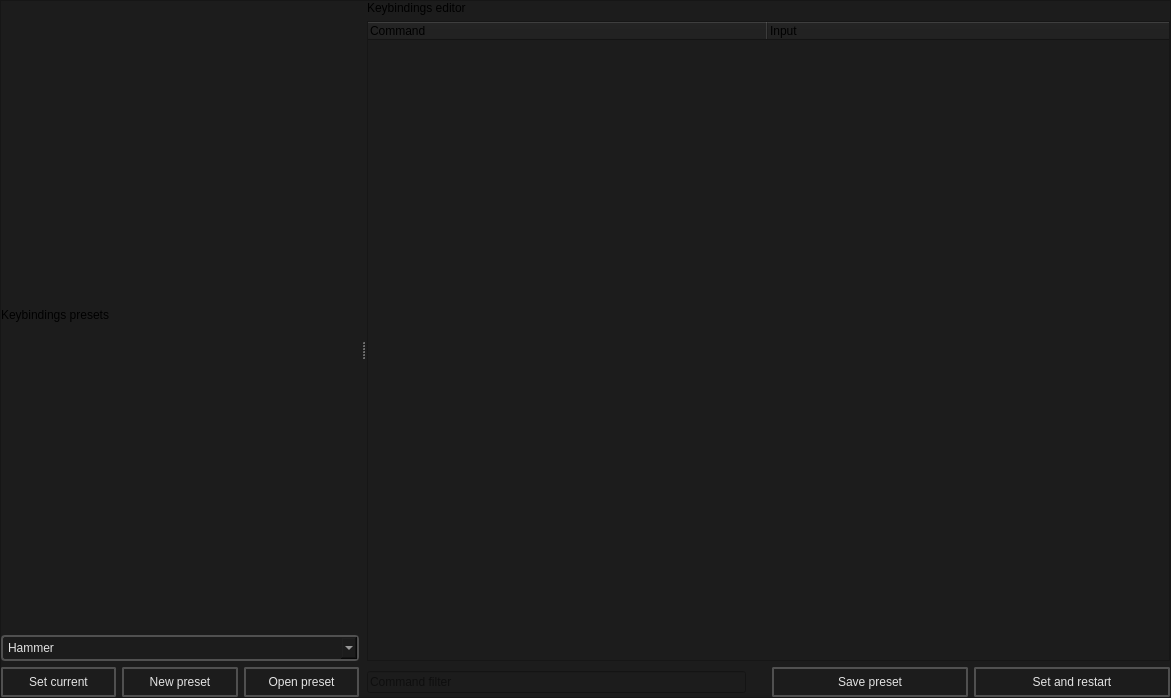
Old version of the form src/editors/hotkey_editor/main.ui in the repository dertwist/Hammer5Tools.
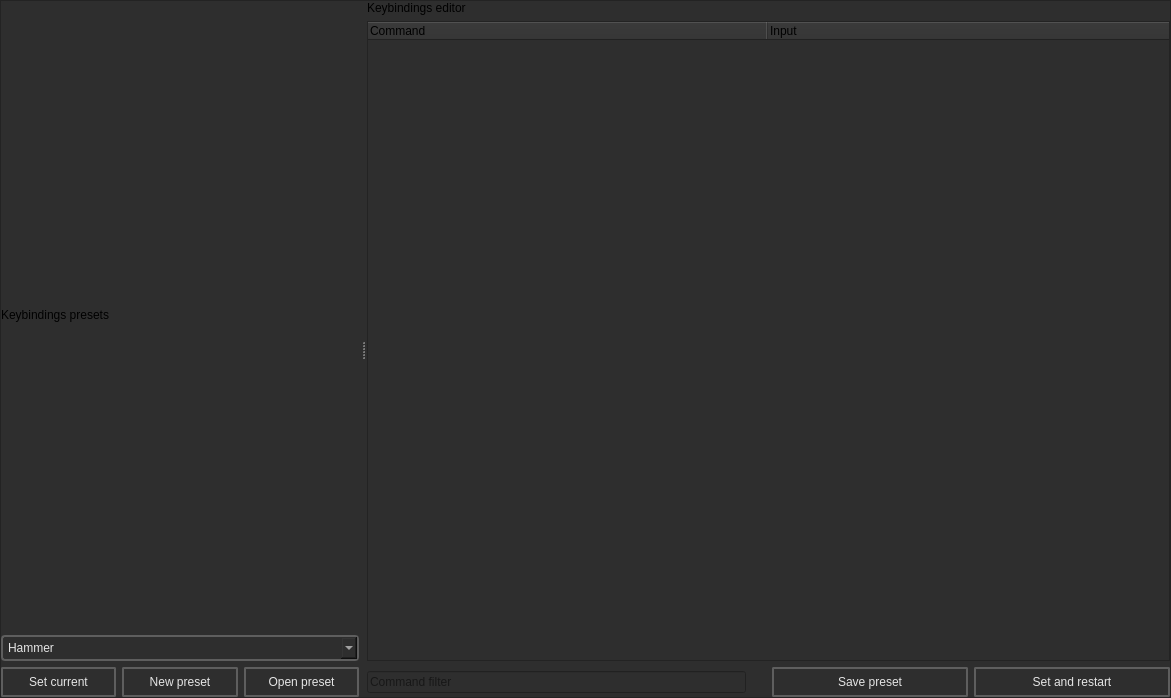
New version of the form. Icons and pictures are not drawn.

```diff
--- a/src/editors/hotkey_editor/main.ui
+++ b/src/editors/hotkey_editor/main.ui
@@ -14,7 +14,7 @@
    <string>MainWindow</string>
   </property>
   <property name="styleSheet">
-   <string notr="true">background-color: rgb(28, 28, 28);</string>
+   <string notr="true">background-color: rgb(46, 46, 46);</string>
   </property>
   <widget class="QWidget" name="centralwidget">
    <layout class="QVBoxLayout" name="verticalLayout_2">
@@ -91,17 +91,17 @@
     color: white;
 }
 QWidget {
-    background-color: #151515;
+    background-color: #272727;
     outline: none;
 }
 
 QWidget:item:checked {
-    background-color: #151515;
+    background-color: #272727;
     color: white;
 }
 
 QWidget:item:selected {
-    background-color: #414956;
+    background-color: #515965;
     color: white;
     border: 0px;
 }
@@ -159,12 +159,12 @@
     font: 580 8pt &quot;Segoe UI&quot;;
     border: 2px solid black;
     border-radius: 4px;
-    border-color: rgba(80, 80, 80, 255);
+    border-color: rgba(94, 94, 94, 255);
     height: 12px;
     padding-top: 5px;
     padding-bottom: 5px;
-    color: #E3E3E3;
-    background-color: #1C1C1C;
+    color: #e5e5e5;
+    background-color: #2e2e2e;
     padding-left: 5px;
 }
 
@@ -180,14 +180,14 @@
 
 QComboBox:item {
     font: 580 8pt &quot;Segoe UI&quot;;
-    color: #E3E3E3;
+    color: #e5e5e5;
     padding-left: 5px;
-    background-color: #1C1C1C;
+    background-color: #2e2e2e;
     border-style: none;
 }
 
 QComboBox::drop-down {
-    color: #E3E3E3;
+    color: #e5e5e5;
     padding: 2px;
     background: url(://icons/arrow_drop_down_16dp.svg) no-repeat center;
     border-bottom: 0px solid black;
@@ -197,16 +197,16 @@
     margin-left: 5px;
     padding: 5px;
     width: 7px;
-    border-color: rgba(80, 80, 80, 255);
-    background-color: #1C1C1C;
+    border-color: rgba(94, 94, 94, 255);
+    background-color: #2e2e2e;
 }
 
 
 QComboBox QAbstractItemView {
     border: 2px solid gray;
-    border-color: rgba(80, 80, 80, 255);
-    selection-background-color: #414956;
-    background-color: #1C1C1C;
+    border-color: rgba(94, 94, 94, 255);
+    selection-background-color: #515965;
+    background-color: #2e2e2e;
 }
 
 
@@ -215,7 +215,7 @@
     padding: 4px; /* Add padding to each item */
     padding-left: 5px;
     padding-right: 5px;
-    color: #ff8a8a8a;
+    color: #ff939393;
     border-style: none;
     border-bottom: 0.5px solid black;
     border-color: rgba(255, 255, 255, 10);
@@ -227,7 +227,7 @@
     padding: 4px; /* Add padding to each item */
     padding-left: 5px;
     padding-right: 5px;
-    background-color: #414956;
+    background-color: #515965;
     color: white;
     border: none; /* Remove border */
     outline: none; /* Remove outline */
@@ -260,14 +260,14 @@
 
         border: 2px solid black;
         border-radius: 2px;
-        border-color: rgba(80, 80, 80, 255);
+        border-color: rgba(94, 94, 94, 255);
         height:22px;
         padding-top: 2px;
         padding-bottom:2px;
         padding-left: 4px;
         padding-right: 4px;
-        color: #E3E3E3;
-        background-color: #1C1C1C;
+        color: #e5e5e5;
+        background-color: #2e2e2e;
     }
     QPushButton:hover {
         background-color: #414956;
@@ -315,14 +315,14 @@
 
         border: 2px solid black;
         border-radius: 2px;
-        border-color: rgba(80, 80, 80, 255);
+        border-color: rgba(94, 94, 94, 255);
         height:22px;
         padding-top: 2px;
         padding-bottom:2px;
         padding-left: 4px;
         padding-right: 4px;
-        color: #E3E3E3;
-        background-color: #1C1C1C;
+        color: #e5e5e5;
+        background-color: #2e2e2e;
     }
     QPushButton:hover {
         background-color: #414956;
@@ -370,14 +370,14 @@
 
         border: 2px solid black;
         border-radius: 2px;
-        border-color: rgba(80, 80, 80, 255);
+        border-color: rgba(94, 94, 94, 255);
         height:22px;
         padding-top: 2px;
         padding-bottom:2px;
         padding-left: 4px;
         padding-right: 4px;
-        color: #E3E3E3;
-        background-color: #1C1C1C;
+        color: #e5e5e5;
+        background-color: #2e2e2e;
     }
     QPushButton:hover {
         background-color: #414956;
@@ -499,14 +499,14 @@
 
         border: 2px solid black;
         border-radius: 2px;
-        border-color: rgba(80, 80, 80, 255);
+        border-color: rgba(94, 94, 94, 255);
         height:22px;
         padding-top: 2px;
         padding-bottom:2px;
         padding-left: 4px;
         padding-right: 4px;
-        color: #E3E3E3;
-        background-color: #1C1C1C;
+        color: #e5e5e5;
+        background-color: #2e2e2e;
     }
     QPushButton:hover {
         background-color: #414956;
@@ -560,14 +560,14 @@
 
         border: 2px solid black;
         border-radius: 2px;
-        border-color: rgba(80, 80, 80, 255);
+        border-color: rgba(94, 94, 94, 255);
         height:22px;
         padding-top: 2px;
         padding-bottom:2px;
         padding-left: 4px;
         padding-right: 4px;
-        color: #E3E3E3;
-        background-color: #1C1C1C;
+        color: #e5e5e5;
+        background-color: #2e2e2e;
     }
     QPushButton:hover {
         background-color: #414956;
```
Left out of the diff: 44 changed lines with no effect on the pictures.
